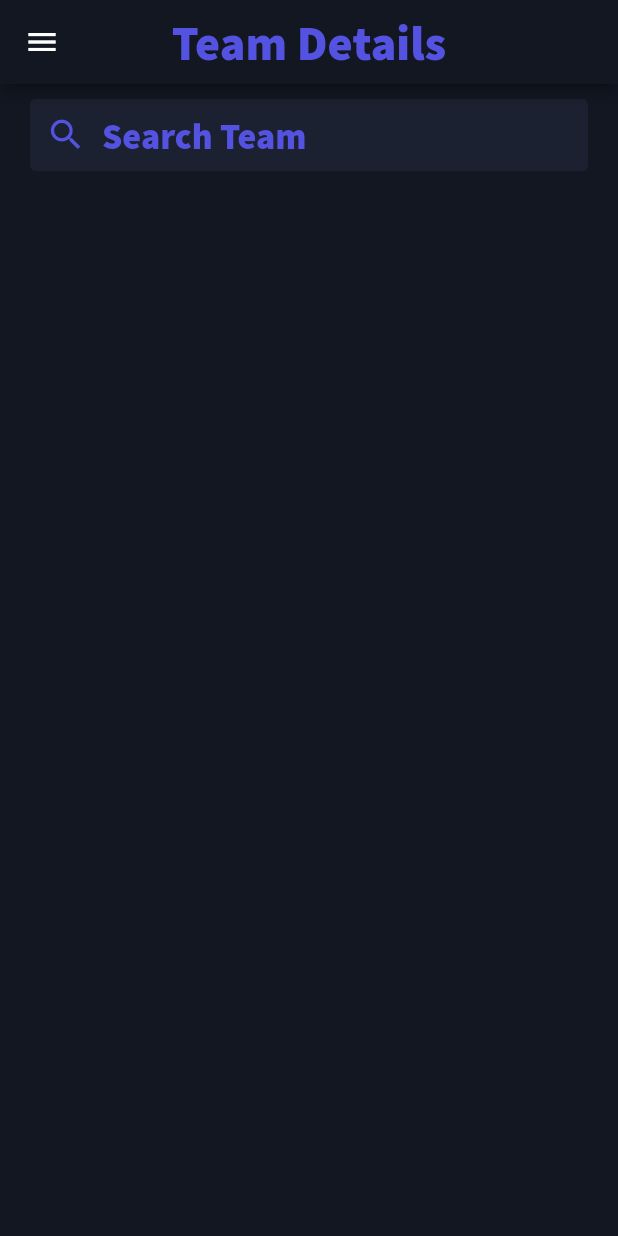
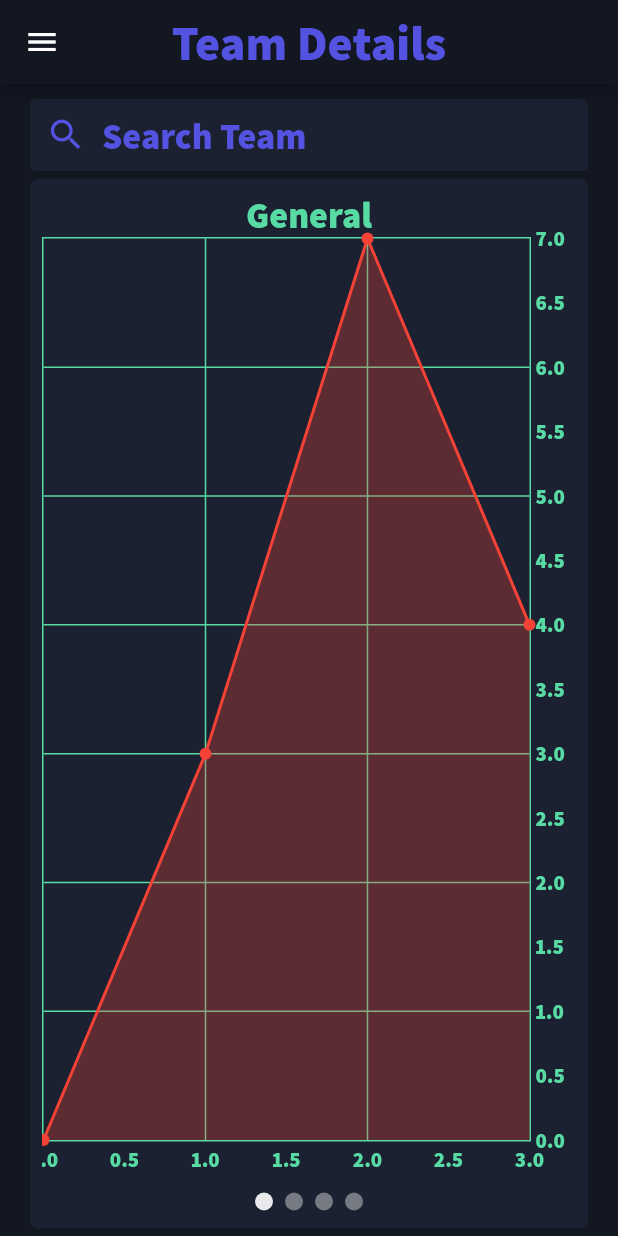
Before and after one commit to Sufilevy/HamosadScoutingApp2, a Flutter app: the screen it shows after launch, on a phone screen of 412 x 824 dp. Run offline on Flutter 3.47's test engine with Material 2 defaults, Android fonts, the phone set to English and light mode, and no system bars; drawn by our look-alikes of carousel_slider, fl_chart; our stand-ins replace flutter_typeahead.

Commit message:
Team details page done.

```diff
--- /dev/null
+++ b/lib/components/carousel_with_indicators.dart
@@ -0,0 +1,75 @@
+import "package:carousel_slider/carousel_slider.dart";
+import 'package:flutter/material.dart';
+
+class CarouselWithIndicator extends StatefulWidget {
+  CarouselWithIndicator({
+    required this.widgets,
+    this.direction = Axis.horizontal,
+    this.initialPage = 0,
+    this.enableInfininteScroll = true,
+  });
+  @override
+  State<StatefulWidget> createState() {
+    return _CarouselWithIndicatorState();
+  }
+
+  final bool enableInfininteScroll;
+  final int initialPage;
+  final Axis direction;
+  final List<Widget> widgets;
+}
+
+class _CarouselWithIndicatorState extends State<CarouselWithIndicator> {
+  late int _current = widget.initialPage;
+  final CarouselController _controller = CarouselController();
+
+  @override
+  Widget build(final BuildContext context) {
+    return Flex(
+      direction:
+          widget.direction == Axis.vertical ? Axis.horizontal : Axis.vertical,
+      children: <Widget>[
+        Expanded(
+          child: CarouselSlider(
+            items: widget.widgets,
+            carouselController: _controller,
+            options: CarouselOptions(
+              enableInfiniteScroll: widget.enableInfininteScroll,
+              initialPage: widget.initialPage,
+              scrollDirection: widget.direction,
+              height: 3500,
+              aspectRatio: 2.0,
+              viewportFraction: 1,
+              onPageChanged:
+                  (final int index, final CarouselPageChangedReason reason) {
+                setState(() {
+                  _current = index;
+                });
+              },
+            ),
+          ),
+        ),
+        Flex(
+          direction: widget.direction,
+          mainAxisAlignment: MainAxisAlignment.center,
+          children: List<Widget>.generate(
+            widget.widgets.length,
+            (final int index) => GestureDetector(
+              onTap: () => _controller.animateToPage(index),
+              child: Container(
+                width: 12.0,
+                height: 12.0,
+                margin: EdgeInsets.symmetric(vertical: 4.0, horizontal: 4.0),
+                decoration: BoxDecoration(
+                  shape: BoxShape.circle,
+                  color: (Colors.white)
+                      .withOpacity(_current == index ? 0.9 : 0.4),
+                ),
+              ),
+            ),
+          ).toList(),
+        ),
+      ],
+    );
+  }
+}
--- /dev/null
+++ b/lib/components/charts/base_chart.dart
@@ -0,0 +1,119 @@
+import 'package:fl_chart/fl_chart.dart';
+import 'package:flutter/material.dart';
+import 'package:hamosad_scouting_app_2/models/graph.dart';
+
+import '../../Constants.dart';
+
+class BaseChart extends StatelessWidget {
+  const BaseChart({
+    required this.graphs,
+    required this.maxX,
+    required this.maxY,
+    required this.minX,
+    required this.minY,
+    this.yAxisTitles,
+    this.getToolipItems
+  });
+
+  final List<Graph> graphs;
+  final SideTitles? yAxisTitles;
+  final List<LineTooltipItem?> Function(List<LineBarSpot>)? getToolipItems;
+  final double maxX;
+  final double minX;
+  final double maxY;
+  final double minY;
+
+  @override
+  Widget build(BuildContext context){
+    return LineChart(
+      LineChartData(
+        minX: minX,
+        maxX: maxX,
+        minY: minY,
+        maxY: maxY,
+        lineTouchData: LineTouchData(
+          touchTooltipData: LineTouchTooltipData(
+            fitInsideVertically: true,
+            fitInsideHorizontally: true,
+            getTooltipItems: getToolipItems,
+          )
+        ),
+        lineBarsData: List<LineChartBarData>.generate(
+          graphs.length,
+          (graphIndx) => LineChartBarData(
+            isCurved: false,
+            color: graphs[graphIndx].color,
+            barWidth: 2,
+            isStrokeCapRound: true,
+            dotData: FlDotData(
+              show: true,
+            ),
+            belowBarData: BarAreaData(
+              show: true,
+              color: graphs[graphIndx].color.withOpacity(0.3),// ???
+            ),
+            spots: List<FlSpot>.generate(
+              graphs[graphIndx].points.length,
+              (pointIndx) => FlSpot(graphs[graphIndx].points[pointIndx][0], graphs[graphIndx].points[pointIndx][1])
+            )
+          )
+        ),
+        gridData: FlGridData(
+          verticalInterval: 1,
+          horizontalInterval: 1,
+          show: true,
+          drawVerticalLine: true,
+          getDrawingHorizontalLine: (final double value) {
+            return FlLine(
+              color: Consts.primaryDisplayColor,
+              strokeWidth: 1,
+            );
+          },
+          getDrawingVerticalLine: (final double value) {
+            return FlLine(
+              color: Consts.primaryDisplayColor,
+              strokeWidth: 1,
+            );
+          },
+        ),
+        titlesData: FlTitlesData(
+          show: true,
+          leftTitles: AxisTitles(sideTitles: SideTitles(showTitles: false)),
+          topTitles: AxisTitles(sideTitles: SideTitles(showTitles: false)),
+          rightTitles: AxisTitles(
+            sideTitles: SideTitles(
+              showTitles: true,
+              reservedSize: 30,
+              getTitlesWidget: (value, meta) => Padding(
+                padding: const EdgeInsets.only(left: 3),
+                child: Text(
+                  value.toString(),
+                  style: const TextStyle(
+                    color: Consts.primaryDisplayColor,
+                ),
+            ),
+              )
+          )),
+          bottomTitles: AxisTitles(
+            sideTitles: SideTitles(
+              showTitles: true,
+              reservedSize: 30,
+              getTitlesWidget: (value, meta) => Padding(
+                padding: const EdgeInsets.only(top: 3),
+                child: Text(
+                  value.toString(),
+                  style: const TextStyle(
+                    color: Consts.primaryDisplayColor,
+                ),
+            ),
+              )
+          )),
+        ),
+        borderData: FlBorderData(
+          show: true,
+          border: Border.all(color: Consts.primaryDisplayColor, width: 1),
+        )
+      )
+    );
+  }
+}
--- a/lib/components/rounded_section.dart
+++ b/lib/components/rounded_section.dart
@@ -11,10 +11,7 @@ class RoundedSection extends StatelessWidget {
   @override
   Widget build(BuildContext context){
     return ClipRRect(
-      borderRadius: const BorderRadius.only(
-        topLeft: Radius.circular(Consts.defultBorderRadiusSize),
-        topRight: Radius.circular(Consts.defultBorderRadiusSize)
-      ),
+      borderRadius: const BorderRadius.all(Radius.circular(Consts.defultBorderRadiusSize)),
       child: Container(
         color: Consts.sectionDefultColor,
         child: child,
--- /dev/null
+++ b/lib/models/graph.dart
@@ -0,0 +1,12 @@
+
+import 'package:flutter/material.dart';
+
+class Graph {
+  const Graph({
+    required this.points,
+    required this.color
+  });
+
+  final List<List<double>> points;
+  final Color color;
+}
--- a/lib/pages/team_details_page.dart
+++ b/lib/pages/team_details_page.dart
@@ -1,9 +1,14 @@
 
 import 'package:flutter/material.dart';
+import 'package:hamosad_scouting_app_2/components/carousel_with_indicators.dart';
+import 'package:hamosad_scouting_app_2/components/charts/base_chart.dart';
+import 'package:hamosad_scouting_app_2/components/rounded_section.dart';
 import 'package:hamosad_scouting_app_2/components/team_selector.dart';
 import 'package:hamosad_scouting_app_2/models/team.dart';
 
 import '../components/app_page.dart';
+import '../constants.dart';
+import '../models/graph.dart';
 
 class TeamDetailsPage extends StatefulWidget {
   const TeamDetailsPage({ Key? key }) : super(key: key);
@@ -20,17 +25,94 @@ class _TeamDetailsPageState extends State<TeamDetailsPage> {
     return AppPage(
       appBar: AppBar(title: const Text('Team Details')),
       body: Padding(
-        padding: const EdgeInsets.only(top: 10, bottom: 10, left: 20, right: 20),
+        padding: const EdgeInsets.only(top: 10, bottom: 5, left: 20, right: 20),
         child: Column(
           children: [
             TeamsSelector(
               teams: [Team(number: 6740, name: 'Glue Gun & Glitter'), Team(number: 3071, name: 'HaMosad')],
               onChange: (Team team){},
               inputController: teamSelectionCntroller
-            )
+            ),
+            const SizedBox(height: 5),
+            Expanded(
+              child: RoundedSection(
+                child: Padding(
+                  padding: const EdgeInsets.all(8.0),
+                  child: CarouselWithIndicator(
+                    widgets: [
+                      general(),
+                      autonomous(),
+                      teleop(),
+                      comments()
+                    ],
+                  ),
+                )
+              ),
+            ),
           ],
         ),
       ),
     );
   }
+
+  Widget general() => Column(
+    children: [
+      const Text(
+        'General',
+        style: TextStyle(
+          color: Consts.primaryDisplayColor,
+          fontSize: 24
+        ),
+      ),
+      Expanded(child: BaseChart(graphs: [Graph(color: Colors.red, points: [[0,0], [1, 3], [2, 7], [3, 4]])], maxX: 3, maxY: 7, minX: 0, minY: 0))
+    ],
+  );
+
+  Widget teleop() => Column(
+    children: [
+      const Text(
+        'Teleop',
+        style: TextStyle(
+          color: Consts.primaryDisplayColor,
+          fontSize: 24
+        ),
+      )
+    ],
+  );
+
+  Widget autonomous() => Column(
+    children: [
+      const Text(
+        'Autonomous',
+        style: TextStyle(
+          color: Consts.primaryDisplayColor,
+          fontSize: 24
+        ),
+      )
+    ],
+  );
+
+  Widget comments() => Column(
+    children: [
+      const Text(
+        'Comments',
+        style: TextStyle(
+          color: Consts.primaryDisplayColor,
+          fontSize: 24
+        ),
+      ),
+      SingleChildScrollView(
+        child: Column(
+          children: [
+            Divider(color: Consts.primaryDisplayColor, thickness: 1,),
+            Text(
+              'Carriage quitting securing be appetite it declared. High eyes kept so busy feel call in. Would day nor ask walls known. But preserved advantage are but and certainty earnestly enjoyment. Passage weather as up am exposed. And natural related man subject. Eagerness get situation his was delighted.',
+              style: TextStyle(color: Consts.primaryDisplayColor),
+            ),
+            Divider(color: Consts.primaryDisplayColor, thickness: 1,)
+          ],
+        ),
+      )
+    ],
+  );
 }
--- a/pubspec.yaml
+++ b/pubspec.yaml
@@ -38,6 +38,8 @@ dependencies:
   cupertino_icons: ^1.0.2
   google_fonts: ^3.0.1
   flutter_typeahead: ^4.1.1
+  carousel_slider: ^4.1.1
+  fl_chart: ^0.55.2
 
 
 
```
Also changed, not shown: pubspec.lock.
